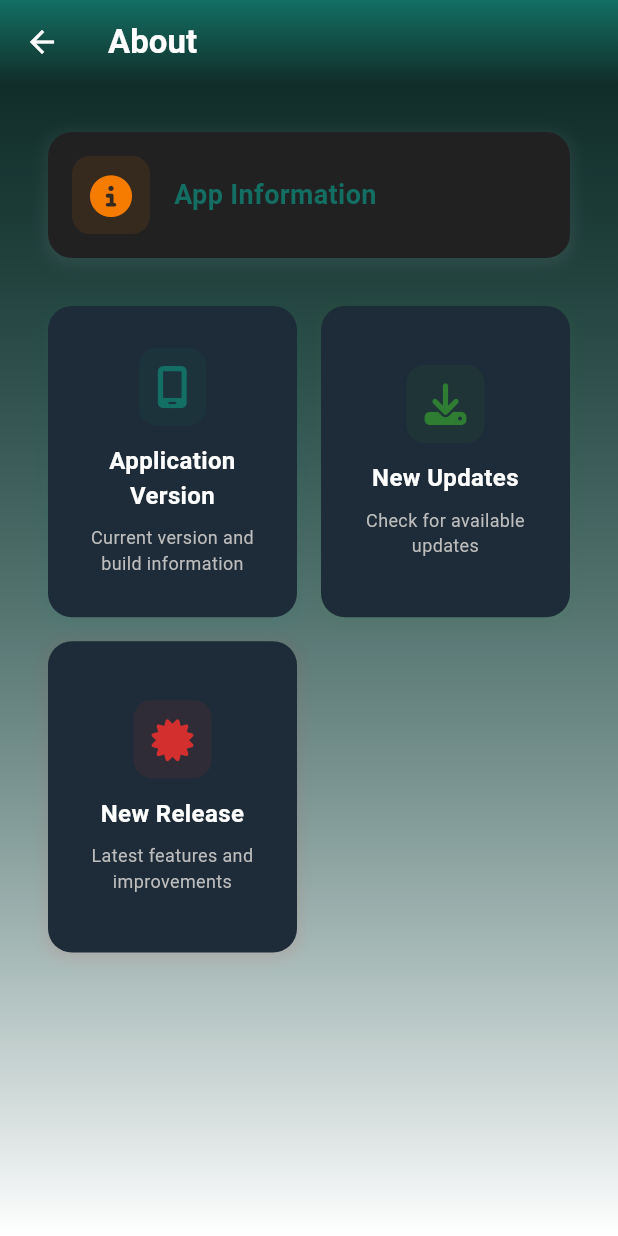
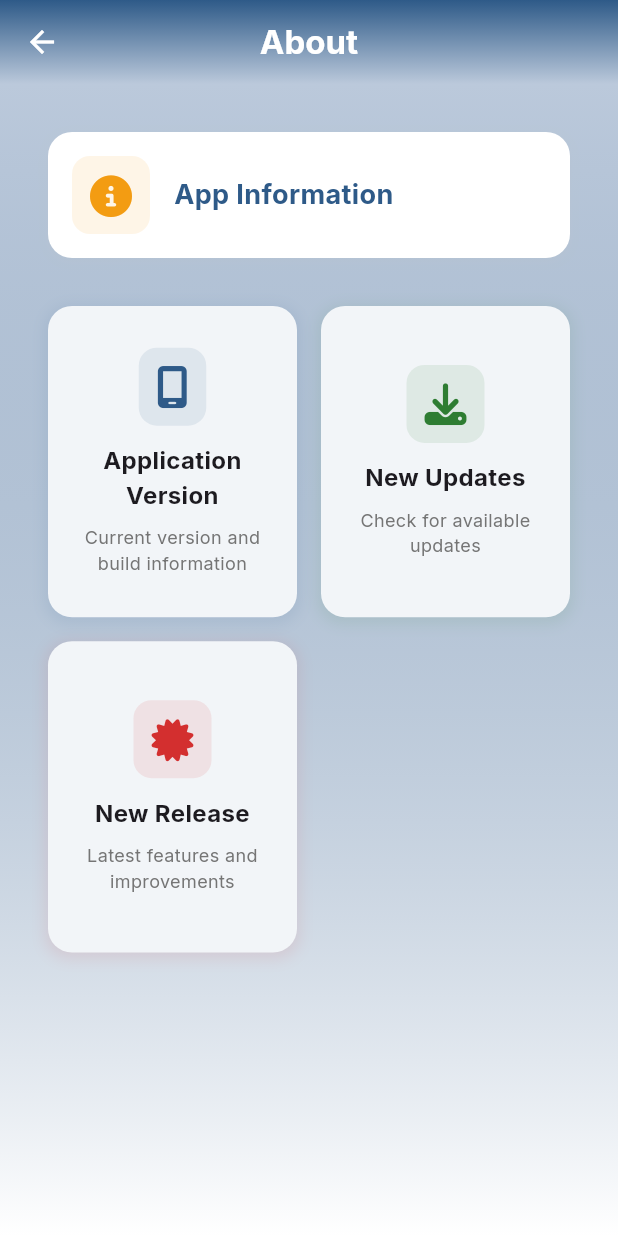
Before and after one commit to faysalzaman/Groute_Nartec, a Flutter app: the CustomScaffold screen opened directly, on a phone screen of 412 x 824 dp. Run offline on Flutter 3.47's test engine with Material 3 defaults, Android fonts, the phone set to English and light mode, and no system bars; our stand-ins replace connectivity_plus, flex_color_scheme, flutter_bloc, flutter_spinkit, font_awesome_flutter, google_fonts and 3 more; missing offline and left inert: nfc_manager; accounts and stored records are empty.

Commit message:
updated theme and colors

```diff
--- a/lib/core/constants/app_colors.dart
+++ b/lib/core/constants/app_colors.dart
@@ -6,14 +6,14 @@ class AppColors {
   AppColors._();
 
   // Primary colors
-  static const Color primaryBlue = Color(0xFF136F63); // Deep teal
-  static const Color primaryLight = Color(0xFF22AAA1); // Medium teal
-  static const Color primaryDark = Color(0xFF0B4D43); // Dark teal
+  static const Color primaryBlue = Color(0xFF2E5A88); // Rich navy blue
+  static const Color primaryLight = Color(0xFF4B7AB0); // Medium blue
+  static const Color primaryDark = Color(0xFF1A3457); // Dark navy
 
   // Secondary colors
-  static const Color secondary = Color(0xFFDB5461); // Coral red
-  static const Color secondaryLight = Color(0xFFFF7E8A); // Light coral
-  static const Color secondaryDark = Color(0xFFB2323E); // Dark coral
+  static const Color secondary = Color(0xFFE67E22); // Vibrant orange
+  static const Color secondaryLight = Color(0xFFF39C12); // Amber
+  static const Color secondaryDark = Color(0xFFD35400); // Burnt orange
 
   // Background colors
   static const Color lightBackground = Color(0xFFF2F5F8); // Light blue-gray
@@ -30,7 +30,9 @@ class AppColors {
   // Status colors
   static const Color success = Color(0xFF2E7D32); // Material green 800
   static const Color error = Color(0xFFD32F2F); // Material red 700
-  static const Color warning = Color(0xFFF57C00); // Material orange 800
+  static const Color warning = Color(
+    0xFFF39C12,
+  ); // Matching amber from secondary
   static const Color info = primaryBlue;
 
   // Border and divider colors
@@ -59,3 +61,26 @@ class AppColors {
   static const Color surfaceVariant = Color(0xFFF5F5F5);
   static const Color overlay = Color(0x52000000); // 32% black
 }
+
+/// Extension to modify color values
+extension ColorWithValues on Color {
+  /// Returns a new Color with modified alpha, red, green, or blue values
+  Color withValues({int? alpha, int? red, int? green, int? blue}) {
+    return Color.fromARGB(
+      alpha ?? this.alpha,
+      red ?? this.red,
+      green ?? this.green,
+      blue ?? this.blue,
+    );
+  }
+
+  /// Returns a new Color with a modified alpha value
+  Color withAlpha(int alpha) {
+    return withValues(alpha: alpha);
+  }
+
+  /// Returns a new Color with the specified opacity (0.0 to 1.0)
+  Color withOpacity(double opacity) {
+    return withValues(alpha: (opacity * 255).round());
+  }
+}
--- a/lib/core/themes/app_theme.dart
+++ b/lib/core/themes/app_theme.dart
@@ -1,6 +1,7 @@
 import 'package:flex_color_scheme/flex_color_scheme.dart';
 import 'package:flutter/cupertino.dart';
 import 'package:flutter/material.dart';
+import 'package:google_fonts/google_fonts.dart';
 import 'package:groute_nartec/core/constants/app_colors.dart';
 
 /// The [AppTheme] defines light and dark themes for the app.
@@ -22,64 +23,131 @@ abstract final class AppTheme {
   static ThemeData light = FlexThemeData.light(
     // Use our custom colors
     colors: FlexSchemeColor.from(
-      primary: AppColors.primaryBlue, // Deep teal
-      secondary: AppColors.secondary, // Coral red
+      primary: AppColors.primaryBlue, // Rich navy blue
+      primaryContainer: AppColors.primaryLight, // Medium blue
+      secondary: AppColors.secondary, // Vibrant orange
+      secondaryContainer: AppColors.secondaryLight, // Amber
+      tertiary: AppColors.secondaryDark, // Burnt orange
       brightness: Brightness.light,
       swapOnMaterial3: true,
     ),
+    // Custom surface and background colors
+    surfaceMode: FlexSurfaceMode.levelSurfacesLowScaffold,
+    blendLevel: 7,
     // Component theme configurations for light mode.
-    subThemesData: const FlexSubThemesData(
+    subThemesData: FlexSubThemesData(
       interactionEffects: true,
       tintedDisabledControls: true,
       useM2StyleDividerInM3: true,
       inputDecoratorIsFilled: true,
       inputDecoratorBorderType: FlexInputBorderType.outline,
+      inputDecoratorRadius: 8.0,
+      inputDecoratorUnfocusedHasBorder: true,
+      inputDecoratorFocusedBorderWidth: 2.0,
       alignedDropdown: true,
       navigationRailUseIndicator: true,
       chipSchemeColor: SchemeColor.primary,
       tooltipSchemeColor: SchemeColor.primaryContainer,
-      bottomNavigationBarElevation: 2,
+      bottomNavigationBarElevation: 3,
       bottomNavigationBarOpacity: 0.95,
+      navigationBarHeight: 60,
+      navigationBarLabelBehavior: NavigationDestinationLabelBehavior.alwaysShow,
+      appBarCenterTitle: true,
       cardRadius: 12,
       popupMenuRadius: 8,
       dialogRadius: 16,
+      tooltipRadius: 4,
+      tabBarItemSchemeColor: SchemeColor.primary,
+      elevatedButtonRadius: 8,
+      // Additional text theme customization
+      blendTextTheme: true,
+      textButtonRadius: 8,
+      outlinedButtonRadius: 8,
+      outlinedButtonBorderWidth: 1.5,
+      // Menu and popup customization
+      popupMenuOpacity: 0.95,
+      // Toggle and selection control customization
+      switchSchemeColor: SchemeColor.primary,
+      checkboxSchemeColor: SchemeColor.primary,
+      radioSchemeColor: SchemeColor.primary,
     ),
+    // Typography and text theme
+    textTheme: GoogleFonts.interTextTheme(),
+    primaryTextTheme: GoogleFonts.interTextTheme(),
     // Direct ThemeData properties.
     visualDensity: FlexColorScheme.comfortablePlatformDensity,
     cupertinoOverrideTheme: const CupertinoThemeData(applyThemeToAll: true),
     useMaterial3: true, // Enable Material 3 design
+    // Additional customization
+    keyColors: const FlexKeyColors(useSecondary: true, useTertiary: true),
+    tones: FlexTones.vivid(Brightness.light),
   );
 
   // The FlexColorScheme defined dark mode ThemeData.
   static ThemeData dark = FlexThemeData.dark(
-    // Use our custom colors for dark mode too
+    // Use our custom colors
     colors: FlexSchemeColor.from(
-      primary: AppColors.primaryBlue, // Deep teal
-      secondary: AppColors.secondary, // Coral red
+      primary: AppColors.primaryBlue, // Rich navy blue
+      primaryContainer: AppColors.primaryLight, // Medium blue
+      secondary: AppColors.secondary, // Vibrant orange
+      secondaryContainer: AppColors.secondaryLight, // Amber
+      tertiary: AppColors.secondaryDark, // Burnt orange
       brightness: Brightness.dark,
       swapOnMaterial3: true,
     ).defaultError.toDark(30, true),
+    // Custom surface and background colors
+    darkIsTrueBlack: false,
+    surfaceMode: FlexSurfaceMode.levelSurfacesLowScaffold,
+    blendLevel: 13,
     // Component theme configurations for dark mode.
-    subThemesData: const FlexSubThemesData(
+    subThemesData: FlexSubThemesData(
       interactionEffects: true,
       tintedDisabledControls: true,
       blendOnColors: true,
       useM2StyleDividerInM3: true,
       inputDecoratorIsFilled: true,
       inputDecoratorBorderType: FlexInputBorderType.outline,
+      inputDecoratorRadius: 8.0,
+      inputDecoratorUnfocusedHasBorder: true,
+      inputDecoratorFocusedBorderWidth: 2.0,
       alignedDropdown: true,
       navigationRailUseIndicator: true,
       chipSchemeColor: SchemeColor.primary,
       tooltipSchemeColor: SchemeColor.inversePrimary,
-      bottomNavigationBarElevation: 2,
+      bottomNavigationBarElevation: 3,
       bottomNavigationBarOpacity: 0.95,
+      navigationBarHeight: 60,
+      navigationBarLabelBehavior: NavigationDestinationLabelBehavior.alwaysShow,
+      appBarCenterTitle: true,
       cardRadius: 12,
       popupMenuRadius: 8,
       dialogRadius: 16,
+      tooltipRadius: 4,
+      tabBarItemSchemeColor: SchemeColor.primary,
+      elevatedButtonRadius: 8,
+      // Additional text theme customization
+      blendTextTheme: true,
+      textButtonRadius: 8,
+      outlinedButtonRadius: 8,
+      outlinedButtonBorderWidth: 1.5,
+      // Menu and popup customization
+      popupMenuOpacity: 0.95,
+      // Toggle and selection control customization
+      switchSchemeColor: SchemeColor.primary,
+      checkboxSchemeColor: SchemeColor.primary,
+      radioSchemeColor: SchemeColor.primary,
+      // Card customization
+      cardElevation: 2,
     ),
+    // Typography and text theme
+    textTheme: GoogleFonts.interTextTheme(),
+    primaryTextTheme: GoogleFonts.interTextTheme(),
     // Direct ThemeData properties.
     visualDensity: FlexColorScheme.comfortablePlatformDensity,
     cupertinoOverrideTheme: const CupertinoThemeData(applyThemeToAll: true),
     useMaterial3: true, // Enable Material 3 design
+    // Additional customization
+    keyColors: const FlexKeyColors(useSecondary: true, useTertiary: true),
+    tones: FlexTones.vivid(Brightness.dark),
   );
 }
--- a/lib/main.dart
+++ b/lib/main.dart
@@ -24,7 +24,7 @@ class MyApp extends StatelessWidget {
         debugShowCheckedModeBanner: false,
         theme: AppTheme.light,
         darkTheme: AppTheme.dark,
-        themeMode: ThemeMode.dark,
+        themeMode: ThemeMode.system,
         home: SplashScreen(),
       ),
     );
```
Also changed, not shown: lib/view/screens/dashboard/sales_order/models/sales_order.dart (added, +284 -0 lines), lib/view/widgets/dialogs/error_dialog.dart (deleted, +0 -66 lines), lib/view/widgets/dialogs/success_dialog.dart (deleted, +0 -66 lines), lib/view/screens/auth/login_screen.dart (line endings or trailing spaces).
